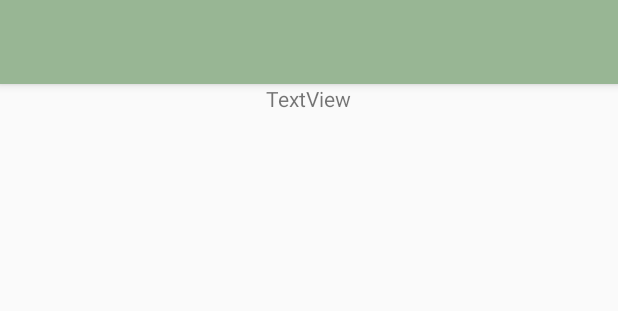
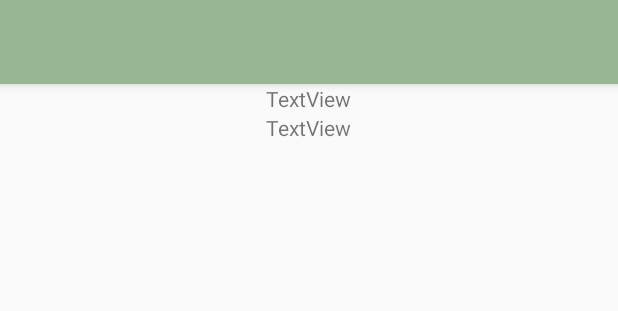
Before and after one commit to gustavochermout/SYM, an Android app: the layout app_bar_main.xml on its own in the app's theme, with its tools: preview values and no code run, on a phone screen of 412 x 824 dp. Shown: the top 311 px of the screen. Run offline under Robolectric (Android 15) with nearby library versions, the phone set to English and light mode, and no system bars.

Commit message:
Tela Inicial

```diff
--- a/app/src/main/res/layout/content_main.xml
+++ b/app/src/main/res/layout/content_main.xml
@@ -24,4 +24,22 @@
             android:text="TextView" />
     </LinearLayout>
 
+    <LinearLayout
+        android:layout_width="match_parent"
+        android:layout_height="wrap_content"
+        android:gravity="center_horizontal"
+        android:orientation="horizontal">
+
+        <TextView
+            android:id="@+id/textView4"
+            android:layout_width="wrap_content"
+            android:layout_height="wrap_content"
+            android:text="TextView" />
+    </LinearLayout>
+
+    <LinearLayout
+        android:layout_width="match_parent"
+        android:layout_height="wrap_content"
+        android:orientation="horizontal"></LinearLayout>
+
 </LinearLayout>
```
